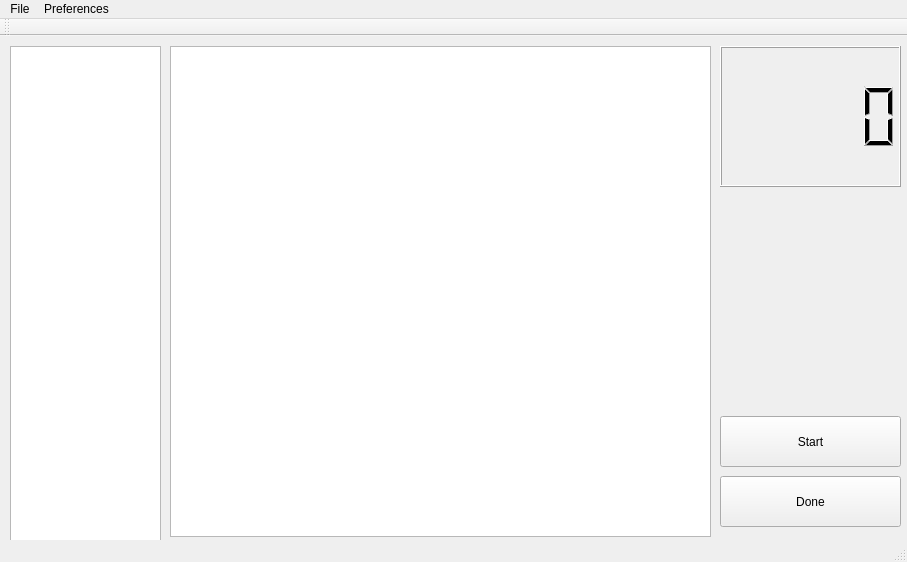
This is ui/mainwindow.ui in NotoriousRebel/task-sprinter as Qt 5 draws it before an edit. The edited form follows.
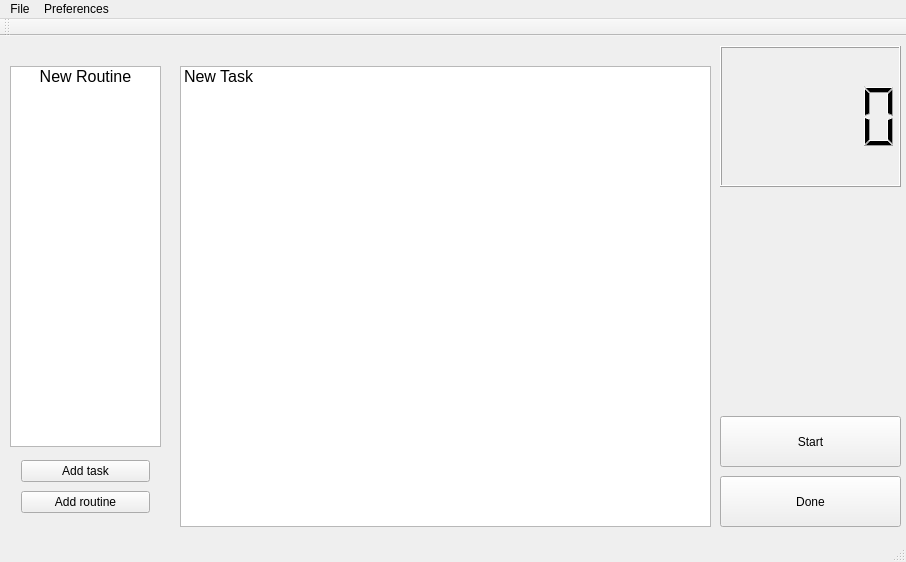
This is the edited form.

Commit message: Add 'add task' and 'add routine'

```diff
--- a/ui/mainwindow.ui
+++ b/ui/mainwindow.ui
@@ -6,7 +6,7 @@
    <rect>
     <x>0</x>
     <y>0</y>
-    <width>907</width>
+    <width>906</width>
     <height>562</height>
    </rect>
   </property>
@@ -18,21 +18,53 @@
     <property name="geometry">
      <rect>
       <x>10</x>
-      <y>10</y>
+      <y>30</y>
       <width>151</width>
-      <height>511</height>
+      <height>381</height>
      </rect>
     </property>
+    <item>
+     <property name="text">
+      <string>New Routine</string>
+     </property>
+     <property name="font">
+      <font>
+       <pointsize>12</pointsize>
+      </font>
+     </property>
+     <property name="textAlignment">
+      <set>AlignCenter</set>
+     </property>
+     <property name="flags">
+      <set>ItemIsSelectable|ItemIsEditable|ItemIsDragEnabled|ItemIsUserCheckable|ItemIsEnabled</set>
+     </property>
+    </item>
    </widget>
    <widget class="QListWidget" name="tasksListWidget">
     <property name="geometry">
      <rect>
-      <x>170</x>
-      <y>10</y>
-      <width>541</width>
-      <height>491</height>
+      <x>180</x>
+      <y>30</y>
+      <width>531</width>
+      <height>461</height>
      </rect>
     </property>
+    <item>
+     <property name="text">
+      <string>New Task</string>
+     </property>
+     <property name="font">
+      <font>
+       <pointsize>12</pointsize>
+      </font>
+     </property>
+     <property name="textAlignment">
+      <set>AlignLeading|AlignVCenter</set>
+     </property>
+     <property name="flags">
+      <set>ItemIsSelectable|ItemIsEditable|ItemIsDragEnabled|ItemIsUserCheckable|ItemIsEnabled</set>
+     </property>
+    </item>
    </widget>
    <widget class="QLCDNumber" name="clockNumber">
     <property name="geometry">
@@ -70,13 +102,39 @@
      <string>Done</string>
     </property>
    </widget>
+   <widget class="QWidget" name="verticalLayoutWidget">
+    <property name="geometry">
+     <rect>
+      <x>10</x>
+      <y>410</y>
+      <width>151</width>
+      <height>81</height>
+     </rect>
+    </property>
+    <layout class="QVBoxLayout" name="verticalLayout">
+     <item>
+      <widget class="QPushButton" name="addTaskButton">
+       <property name="text">
+        <string>Add task</string>
+       </property>
+      </widget>
+     </item>
+     <item>
+      <widget class="QPushButton" name="addRoutineButton_2">
+       <property name="text">
+        <string>Add routine</string>
+       </property>
+      </widget>
+     </item>
+    </layout>
+   </widget>
   </widget>
   <widget class="QMenuBar" name="menuBar">
    <property name="geometry">
     <rect>
      <x>0</x>
      <y>0</y>
-     <width>907</width>
+     <width>906</width>
      <height>25</height>
     </rect>
    </property>
```
